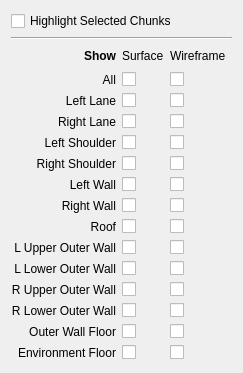
Qt form TrackEditor/DisplaySettings.ui (Zizin13/Roller) before a commit.
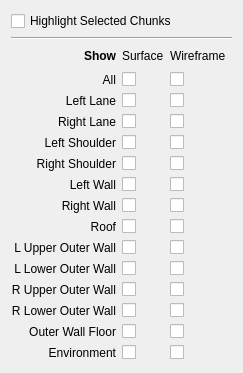
The same form after that commit.

Commit message: environment now has colors

Diff of the .ui file:
```diff
--- a/TrackEditor/DisplaySettings.ui
+++ b/TrackEditor/DisplaySettings.ui
@@ -237,7 +237,7 @@
    <item row="16" column="0">
     <widget class="QLabel" name="lblEnvirFloor">
      <property name="text">
-      <string>Environment Floor</string>
+      <string>Environment</string>
      </property>
      <property name="alignment">
       <set>Qt::AlignRight|Qt::AlignTrailing|Qt::AlignVCenter</set>
```
The commit also changes 3 other files.
